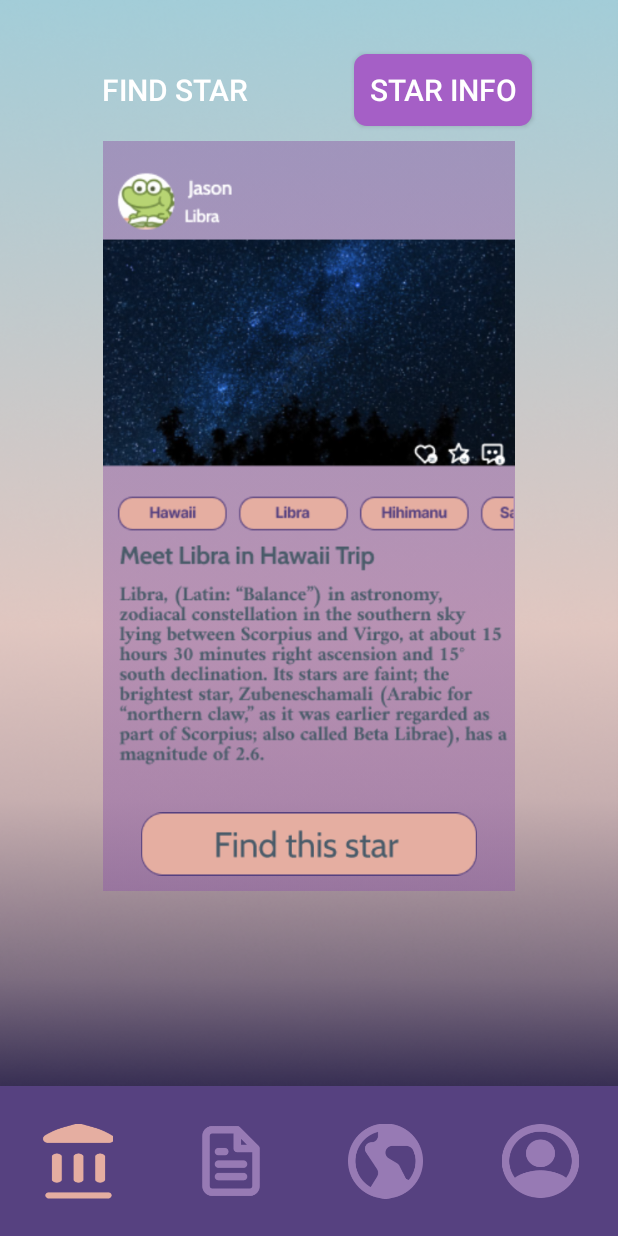
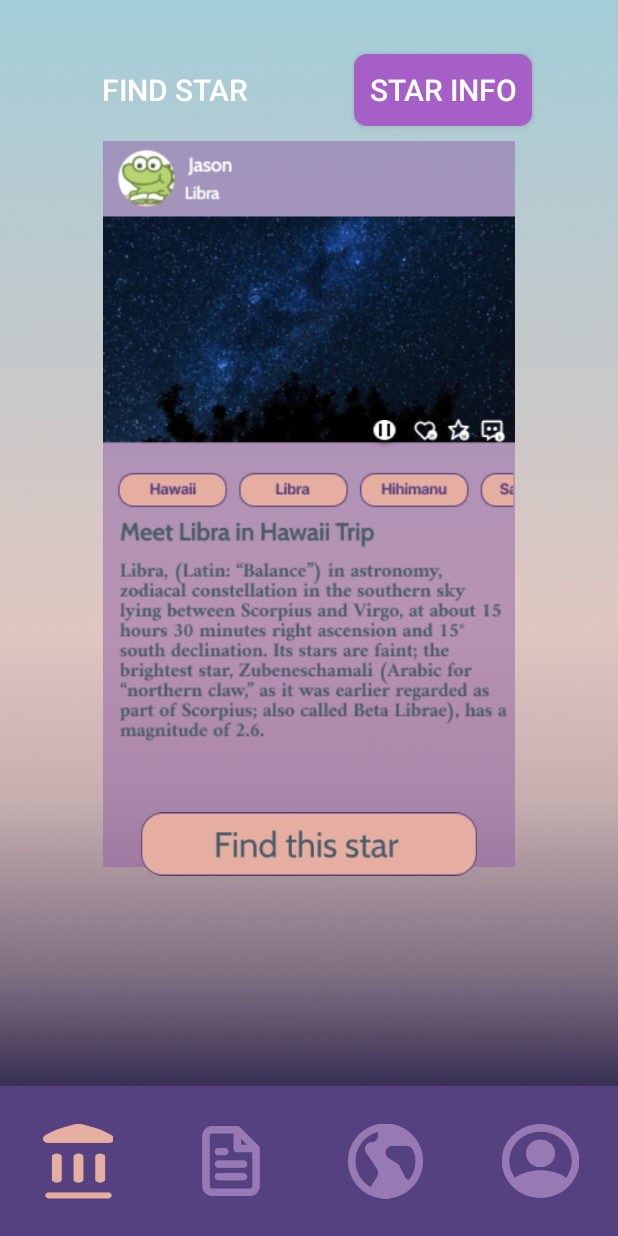
Before and after one commit to CSWellesSun/StarSeeker, an Android app: the Broadcast screen opened directly, with no data from a screen before it, on a phone screen of 412 x 824 dp. Run offline under Robolectric (Android 15) with nearby library versions, the phone set to English and light mode, and no system bars.

Commit message:
前端再再修改

```diff
--- a/app/src/main/res/layout/activity_broadcast.xml
+++ b/app/src/main/res/layout/activity_broadcast.xml
@@ -17,6 +17,7 @@
         app:layout_constraintTop_toTopOf="parent">
 
         <!-- 选项 -->
+
         <Button
             android:id="@+id/find_star_button"
             android:layout_width="wrap_content"
@@ -60,17 +61,32 @@
             app:layout_constraintEnd_toEndOf="parent"
             app:layout_constraintStart_toStartOf="parent"
             app:layout_constraintTop_toBottomOf="@+id/find_star_button"
-            >
+            >\
+
+            <Button
+                android:id="@+id/begin_button"
+                android:layout_width="22dp"
+                android:layout_height="20dp"
+                android:layout_marginStart="189dp"
+                android:layout_marginTop="186dp"
+                android:background="@drawable/stop"
+                android:paddingLeft="10dp"
+                android:paddingRight="10dp"
+                android:textSize="20sp"
+                app:layout_constraintStart_toStartOf="parent"
+                app:layout_constraintTop_toTopOf="parent"></Button>
 
             <ImageView
-                android:id="@+id/glass_connect"
+                android:id="@+id/btn_broadcast"
                 android:layout_width="match_parent"
                 android:layout_height="wrap_content"
+                android:layout_marginBottom="16dp"
+                android:scaleX="1.0"
+                android:scaleY="1.0"
                 app:layout_constraintBottom_toBottomOf="parent"
                 app:layout_constraintEnd_toEndOf="parent"
+                app:layout_constraintHorizontal_bias="0.0"
                 app:layout_constraintStart_toStartOf="parent"
-                android:scaleX="1.0"
-                android:scaleY="1.0"
                 app:srcCompat="@drawable/picture" />
 
             <ImageView
```
Also changed, not shown: app/src/main/java/com/huawei/audiodevicekit/Broadcast.java (+51 -62 lines), app/src/main/res/drawable/stop.png (added).
